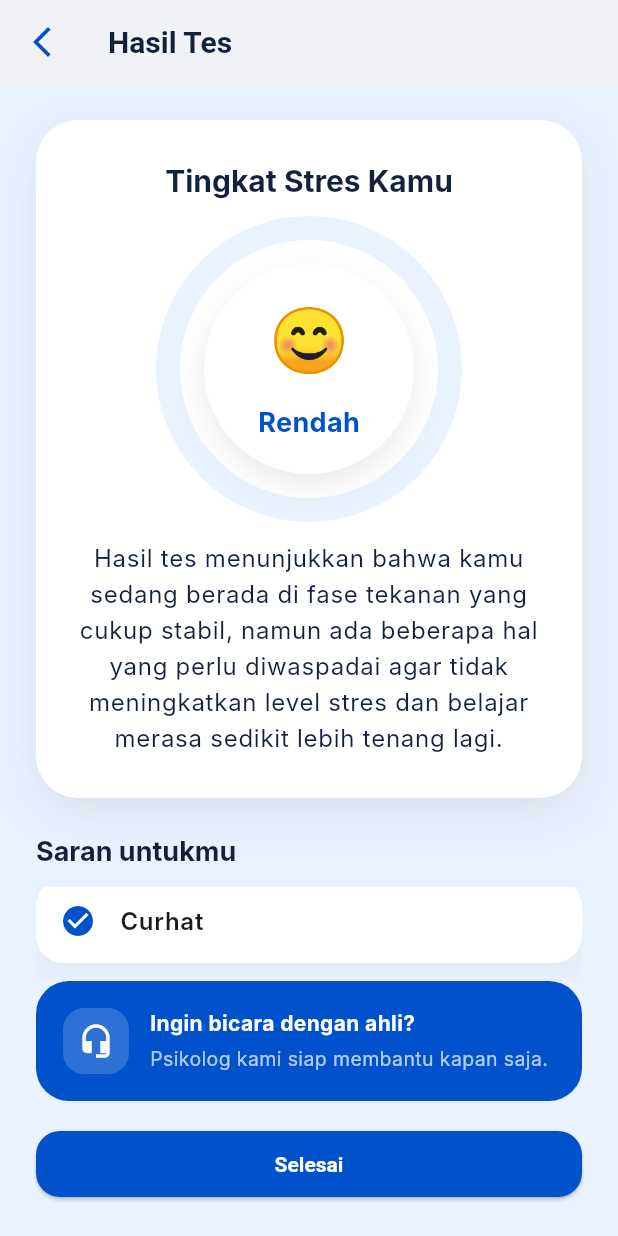
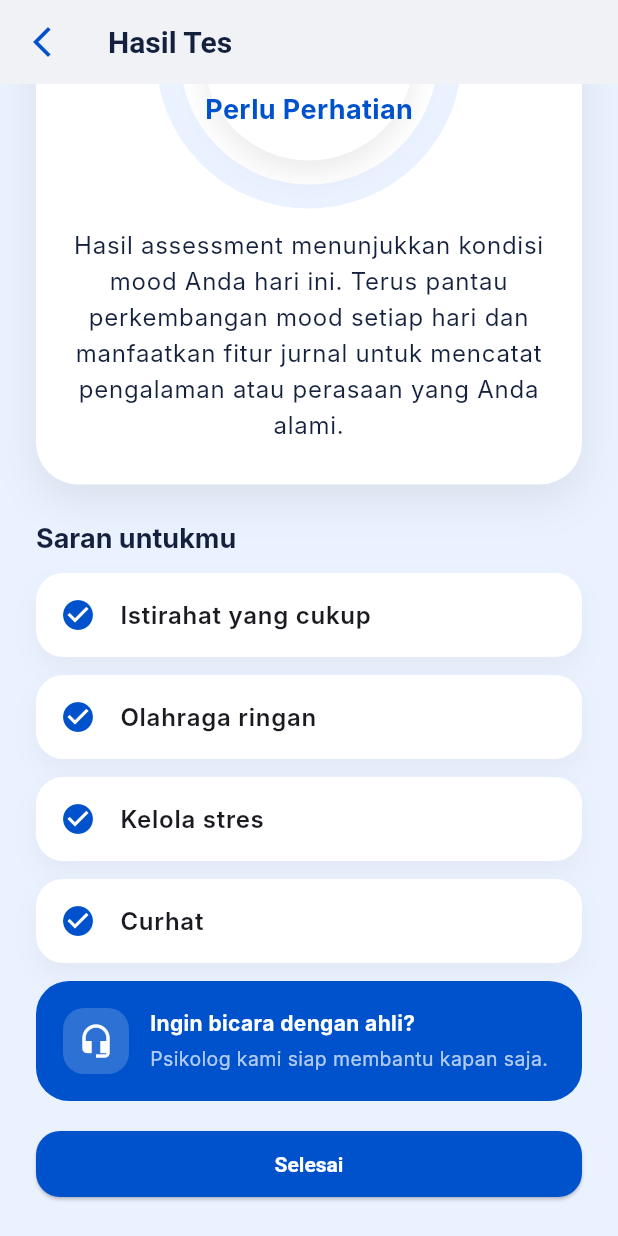
Before and after one commit to Ariftri3/CAPSTONE-6, a Flutter app: the AssessmentResultView screen opened by its route, scrolled down 209 dp, on a phone screen of 412 x 824 dp. Run offline on Flutter 3.47's test engine with Material 3 defaults, Android fonts, the phone set to English and light mode, and no system bars; our stand-ins replace camera, fl_chart, get, shared_preferences, supabase_flutter; missing offline and left inert: google_mlkit_face_detection; accounts and stored records are empty; Roboto replaces fonts that are missing (Inter).

Commit message:
Menambahkan chatbot AI Gemini, login Google, dan perbaikan assessment

```diff
--- a/lib/modules/assessment/assessment_controller.dart
+++ b/lib/modules/assessment/assessment_controller.dart
@@ -8,16 +8,16 @@ const _opts = ['Tidak Pernah', 'Jarang', 'Kadang-kadang', 'Sering', 'Selalu'];
 
 // Data soal assessment
 final _questions = [
-  AssessmentQuestion(question: 'Seberapa sering kamu merasa cemas tanpa alasan yang jelas?',     options: _opts),
-  AssessmentQuestion(question: 'Apakah kamu kesulitan untuk tidur atau istirahat dengan nyenyak?', options: _opts),
-  AssessmentQuestion(question: 'Seberapa sering kamu merasa sedih atau kehilangan semangat?',      options: _opts),
-  AssessmentQuestion(question: 'Apakah kamu merasa sulit berkonsentrasi pada pekerjaan/belajar?', options: _opts),
-  AssessmentQuestion(question: 'Seberapa sering kamu merasa kelelahan meskipun sudah beristirahat?', options: _opts),
-  AssessmentQuestion(question: 'Apakah kamu merasa kurang percaya diri akhir-akhir ini?',         options: _opts),
-  AssessmentQuestion(question: 'Seberapa sering kamu merasa tidak bersemangat menjalani aktivitas?', options: _opts),
-  AssessmentQuestion(question: 'Apakah kamu mengalami perubahan nafsu makan yang signifikan?',    options: _opts),
-  AssessmentQuestion(question: 'Seberapa sering kamu merasa tertekan oleh tuntutan hidup?',       options: _opts),
-  AssessmentQuestion(question: 'Apakah kamu merasa memiliki dukungan sosial yang cukup?',         options: _opts),
+  AssessmentQuestion(question: 'Hari ini saya merasa sulit merasa tenang ketika menghadapi aktivitas sehari-hari.',  options: _opts,),
+  AssessmentQuestion(question: 'Hari ini saya merasa cemas atau khawatir tanpa alasan yang jelas.',  options: _opts,),
+  AssessmentQuestion(question: 'Hari ini saya merasa sedih atau murung sehingga memengaruhi suasana hati saya.',  options: _opts,),
+  AssessmentQuestion(question: 'Hari ini saya merasa sulit berkonsentrasi saat belajar, bekerja, atau melakukan aktivitas lainnya.',  options: _opts,),
+  AssessmentQuestion(question: 'Hari ini saya merasa mudah lelah meskipun aktivitas yang saya lakukan tidak terlalu berat.',  options: _opts,),
+  AssessmentQuestion(question: 'Hari ini saya merasa mudah tersinggung atau marah terhadap hal-hal kecil.',  options: _opts,),
+  AssessmentQuestion(question: 'Hari ini saya merasa terbebani oleh masalah yang sedang saya hadapi.',  options: _opts,),
+  AssessmentQuestion(question: 'Hari ini saya merasa kesulitan menikmati aktivitas yang biasanya saya sukai.',  options: _opts,),
+  AssessmentQuestion(question: 'Hari ini saya merasa memiliki dukungan dari keluarga atau orang terdekat ketika menghadapi masalah.',  options: _opts,),
+  AssessmentQuestion(question: 'Secara keseluruhan, hari ini saya merasa kondisi emosional saya berada dalam keadaan yang baik.',  options: _opts,),
 ];
 
 class AssessmentController extends GetxController {
--- a/lib/modules/assessment/assessment_result_view.dart
+++ b/lib/modules/assessment/assessment_result_view.dart
@@ -15,10 +15,10 @@ class AssessmentResultView extends StatelessWidget {
 
     final percent = (score.clamp(0, 100) / 100).toDouble();
     final status = score >= 75
-        ? 'Tinggi'
+      ? 'Mood Positif'
       : score >= 50
-        ? 'Sedang'
-        : 'Rendah';
+        ? 'Mood Stabil'
+        : 'Perlu Perhatian';
     final statusColor = score >= 75
         ? const Color(0xFFEC6A37)
         : score >= 50
@@ -42,7 +42,8 @@ class AssessmentResultView extends StatelessWidget {
         elevation: 0,
       ),
       backgroundColor: AppTheme.primaryLight,
-      body: Padding(
+      body: SingleChildScrollView(
+        child: Padding(
           padding: const EdgeInsets.all(24),
           child: Column(
           crossAxisAlignment: CrossAxisAlignment.stretch,
@@ -63,7 +64,7 @@ class AssessmentResultView extends StatelessWidget {
               child: Column(
                 children: [
                   Text(
-                    'Tingkat Stres Kamu',
+                    'Hasil Mood Hari Ini',
                     style: Theme.of(
                       context,
                     ).textTheme.headlineMedium?.copyWith(fontSize: 20),
@@ -121,7 +122,7 @@ class AssessmentResultView extends StatelessWidget {
                   ),
                   const SizedBox(height: 20),
                   Text(
-                    'Hasil tes menunjukkan bahwa kamu sedang berada di fase tekanan yang cukup stabil, namun ada beberapa hal yang perlu diwaspadai agar tidak meningkatkan level stres dan belajar merasa sedikit lebih tenang lagi.',
+                    'Hasil assessment menunjukkan kondisi mood Anda hari ini. Terus pantau perkembangan mood setiap hari dan manfaatkan fitur jurnal untuk mencatat pengalaman atau perasaan yang Anda alami.',
                     textAlign: TextAlign.center,
                     style: Theme.of(context).textTheme.bodyLarge,
                   ),
@@ -136,15 +137,15 @@ class AssessmentResultView extends StatelessWidget {
               ).textTheme.headlineMedium?.copyWith(fontSize: 18),
             ),
             const SizedBox(height: 12),
-            Expanded(
-              child: ListView(
+            ListView(
+              shrinkWrap: true,
+              physics: const NeverScrollableScrollPhysics(),
               children: [
                 _suggestionTile('Istirahat yang cukup'),
                 _suggestionTile('Olahraga ringan'),
                 _suggestionTile('Kelola stres'),
                 _suggestionTile('Curhat'),
               ],
-              ),
             ),
             Container(
               margin: const EdgeInsets.only(bottom: 18),
@@ -196,6 +197,7 @@ class AssessmentResultView extends StatelessWidget {
           ],
         ),
       ),
+      ),
     );
   }
 
--- a/lib/modules/auth/login_view.dart
+++ b/lib/modules/auth/login_view.dart
@@ -231,7 +231,11 @@ class _LoginViewState extends State<LoginView> {
                           ),
                         ),
                         onPressed: _isLoading ? null : _loginWithGoogle,
-                        icon: const Icon(Icons.login, color: Colors.black87),
+                        icon: Image.asset(
+                          'lib/assets/images/google_logo.png',
+                          width: 20,
+                          height: 20,
+                        ),
                         label: const Text(
                           'Login dengan Google',
                           style: TextStyle(
--- a/lib/services/api_service.dart
+++ b/lib/services/api_service.dart
@@ -33,6 +33,12 @@ class ApiService {
   // ── Header dengan Supabase access token ──────────────────────
   static Map<String, String> get _authHeaders {
     final token = SupabaseService.accessToken;
+
+    print("================================");
+    print("ACCESS TOKEN:");
+    print(token);
+    print("================================");
+
     return {
       'Content-Type': 'application/json',
       if (token != null) 'Authorization': 'Bearer $token',
--- a/pubspec.yaml
+++ b/pubspec.yaml
@@ -32,3 +32,6 @@ dev_dependencies:
 
 flutter:
   uses-material-design: true
+
+  assets:
+    - lib/assets/images/google_logo.png
```
Also changed, not shown: lib/assets/images/google_logo.png (added), pubspec.lock. Lines whose indentation alone changed are shown as unchanged.
